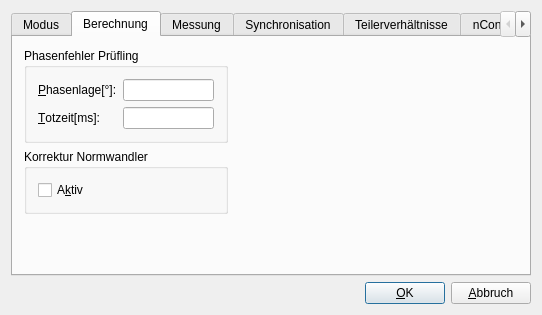
Qt form confdialogbase.ui (ZeraGmbH/wm3000u) before a commit.
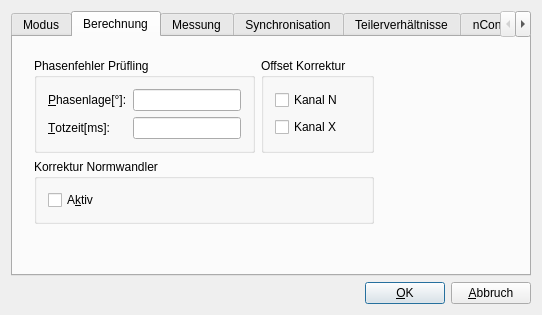
The same form after that commit. The open tabs and pages were chosen to show the change. Custom widgets are drawn as their Qt base class.

Commit message: confdialogbase.ui: added checkboxes for dc offset correction enable/disable

```diff
--- a/confdialogbase.ui
+++ b/confdialogbase.ui
@@ -214,11 +214,22 @@
       <attribute name="title">
        <string>Berechnung</string>
       </attribute>
-      <layout class="QVBoxLayout">
+      <widget class="QWidget" name="layoutWidget">
+       <property name="geometry">
+        <rect>
+         <x>10</x>
+         <y>10</y>
+         <width>490</width>
+         <height>212</height>
+        </rect>
+       </property>
+       <layout class="QVBoxLayout" name="verticalLayout_11">
        <item>
-        <layout class="QHBoxLayout">
+         <layout class="QHBoxLayout" name="horizontalLayout_6">
          <item>
-          <layout class="QVBoxLayout">
+           <layout class="QVBoxLayout" name="verticalLayout_10">
+            <item>
+             <layout class="QHBoxLayout" name="horizontalLayout_5">
            <item>
             <widget class="Q3GroupBox" name="CmpKorrGroupBox">
              <property name="title">
@@ -285,6 +296,31 @@
             </widget>
            </item>
            <item>
+               <widget class="Q3GroupBox" name="CmpKorrGroupBox_3">
+                <property name="title">
+                 <string>Offset Korrektur</string>
+                </property>
+                <layout class="QGridLayout" name="_32">
+                 <item row="1" column="0">
+                  <widget class="QCheckBox" name="OffsetCorrectionNCheckbox">
+                   <property name="text">
+                    <string>Kanal N</string>
+                   </property>
+                  </widget>
+                 </item>
+                 <item row="2" column="0">
+                  <widget class="QCheckBox" name="OffsetCorrectionXCheckbox">
+                   <property name="text">
+                    <string>Kanal X</string>
+                   </property>
+                  </widget>
+                 </item>
+                </layout>
+               </widget>
+              </item>
+             </layout>
+            </item>
+            <item>
             <widget class="Q3GroupBox" name="CmpCorrGroupBox">
              <property name="title">
               <string>Korrektur Normwandler</string>
@@ -315,8 +351,8 @@
            </property>
            <property name="sizeHint" stdset="0">
             <size>
-             <width>306</width>
-             <height>20</height>
+              <width>17</width>
+              <height>159</height>
             </size>
            </property>
           </spacer>
@@ -333,13 +369,14 @@
          </property>
          <property name="sizeHint" stdset="0">
           <size>
-           <width>20</width>
-           <height>52</height>
+            <width>488</width>
+            <height>38</height>
           </size>
          </property>
         </spacer>
        </item>
       </layout>
+      </widget>
      </widget>
      <widget class="QWidget" name="TabPage">
       <attribute name="title">
```
Left out of the diff: 6 changed lines with no effect on the pictures. Lines whose indentation alone changed are shown as unchanged.
